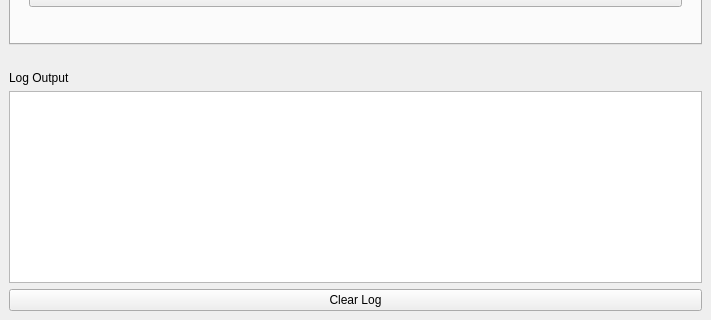
The window that ui/ui_transmitter.ui (arilence/protocol-sliding-window) describes before a commit, drawn with Qt 5; both pictures show x 0 to 711 and y 218 to 538 of the 711 by 538 pixel window.
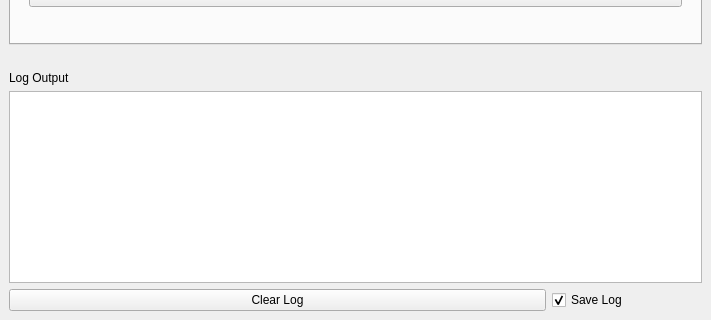
The same window after the commit.

Commit message: Add logging checkbox button

```diff
--- a/ui/ui_transmitter.ui
+++ b/ui/ui_transmitter.ui
@@ -246,11 +246,34 @@
        <widget class="QListWidget" name="logOutput"/>
       </item>
       <item>
+       <layout class="QHBoxLayout" name="horizontalLayout_2">
+        <item>
        <widget class="QPushButton" name="clearLogBtn">
         <property name="text">
          <string>Clear Log</string>
         </property>
        </widget>
+        </item>
+        <item>
+         <widget class="QCheckBox" name="logCheckBox">
+          <property name="maximumSize">
+           <size>
+            <width>150</width>
+            <height>16777215</height>
+           </size>
+          </property>
+          <property name="layoutDirection">
+           <enum>Qt::LeftToRight</enum>
+          </property>
+          <property name="text">
+           <string>Save Log</string>
+          </property>
+          <property name="checked">
+           <bool>true</bool>
+          </property>
+         </widget>
+        </item>
+       </layout>
       </item>
      </layout>
     </item>
```
Lines whose indentation alone changed are shown as unchanged. The commit also changes 3 other files.
